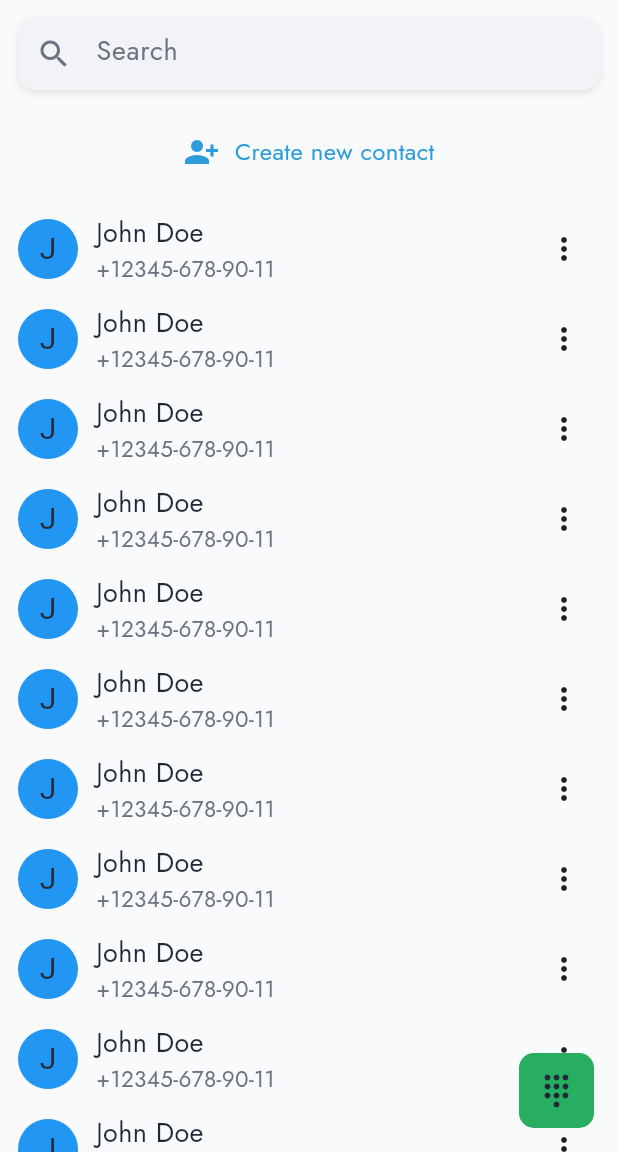
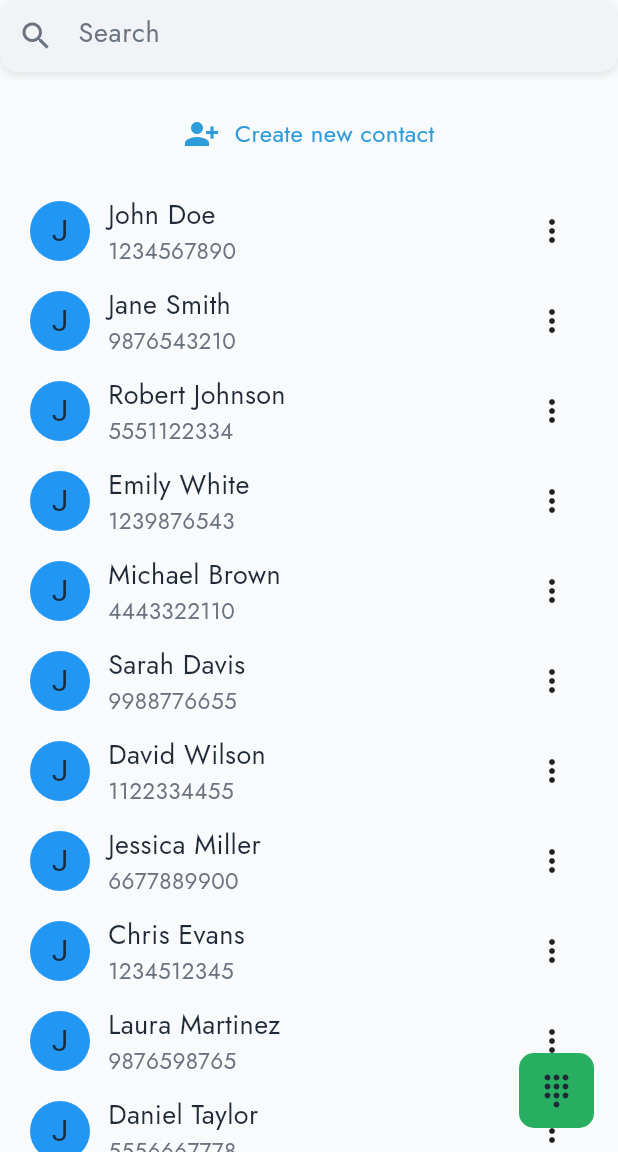
Before and after one commit to fakhri01/contacts-app, a Flutter app: the screen it shows after launch, on a phone screen of 412 x 824 dp, the part 84-1236 px from its top. Run offline on Flutter 3.47's test engine with Material 3 defaults, Android fonts, the phone set to English and light mode, and no system bars; our stand-ins replace flutter_riverpod.

Commit message:
wrapped MyApp class with ProiderScope. created contacs model and provider, ContactsScreen statefull widget changed to ConsumerStatefullWidget,  then added all contacts in contacts screen inside ContactItem widget

```diff
--- a/lib/main.dart
+++ b/lib/main.dart
@@ -3,15 +3,15 @@ import 'package:contacts/screens/contact_details_screen.dart';
 import 'package:contacts/screens/contacts_screen.dart';
 import 'package:contacts/screens/edit_contact_screen.dart';
 import 'package:flutter/material.dart';
+import 'package:flutter_riverpod/flutter_riverpod.dart';
 
 void main() {
-  runApp(const MyApp());
+  runApp(ProviderScope(child: const MyApp()));
 }
 
 class MyApp extends StatelessWidget {
   const MyApp({super.key});
 
-  // This widget is the root of your application.
   @override
   Widget build(BuildContext context) {
     return MaterialApp(
--- /dev/null
+++ b/lib/providers/contacts_provider.dart
@@ -0,0 +1,97 @@
+import 'package:contacts/models/contacts_model.dart';
+import 'package:flutter_riverpod/flutter_riverpod.dart';
+
+final List<ContactsModel> contactsList = [
+  ContactsModel(
+    id: 1,
+    name: 'John Doe',
+    email: 'john.doe@example.com',
+    number: 1234567890,
+  ),
+  ContactsModel(
+    id: 2,
+    name: 'Jane Smith',
+    email: 'jane.smith@example.com',
+    number: 9876543210,
+  ),
+  ContactsModel(
+    id: 3,
+    name: 'Robert Johnson',
+    email: 'robert.j@example.com',
+    number: 5551122334,
+  ),
+  ContactsModel(
+    id: 4,
+    name: 'Emily White',
+    email: 'emily.w@example.com',
+    number: 1239876543,
+  ),
+  ContactsModel(
+    id: 5,
+    name: 'Michael Brown',
+    email: 'michael.b@example.com',
+    number: 4443322110,
+  ),
+  ContactsModel(
+    id: 6,
+    name: 'Sarah Davis',
+    email: 'sarah.d@example.com',
+    number: 9988776655,
+  ),
+  ContactsModel(
+    id: 7,
+    name: 'David Wilson',
+    email: 'david.w@example.com',
+    number: 1122334455,
+  ),
+  ContactsModel(
+    id: 8,
+    name: 'Jessica Miller',
+    email: 'jessica.m@example.com',
+    number: 6677889900,
+  ),
+  ContactsModel(
+    id: 9,
+    name: 'Chris Evans',
+    email: 'chris.e@example.com',
+    number: 1234512345,
+  ),
+  ContactsModel(
+    id: 10,
+    name: 'Laura Martinez',
+    email: 'laura.m@example.com',
+    number: 9876598765,
+  ),
+  ContactsModel(
+    id: 11,
+    name: 'Daniel Taylor',
+    email: 'daniel.t@example.com',
+    number: 5556667778,
+  ),
+  ContactsModel(
+    id: 12,
+    name: 'Olivia Anderson',
+    email: 'olivia.a@example.com',
+    number: 1112223334,
+  ),
+  ContactsModel(
+    id: 13,
+    name: 'James Thomas',
+    email: 'james.t@example.com',
+    number: 4445556667,
+  ),
+  ContactsModel(
+    id: 14,
+    name: 'Sophia Lee',
+    email: 'sophia.l@example.com',
+    number: 9998887776,
+  ),
+  ContactsModel(
+    id: 15,
+    name: 'Andrew Clark',
+    email: 'andrew.c@example.com',
+    number: 7776665554,
+  ),
+];
+
+final contactsProvider = Provider((ref) => contactsList);
--- a/lib/screens/contacts_screen.dart
+++ b/lib/screens/contacts_screen.dart
@@ -1,19 +1,23 @@
+import 'package:contacts/providers/contacts_provider.dart';
 import 'package:contacts/util/constants.dart';
 import 'package:contacts/widgets/contact_item.dart';
 import 'package:contacts/widgets/create_new_contact.dart';
 import 'package:contacts/widgets/search.dart';
 import 'package:flutter/material.dart';
+import 'package:flutter_riverpod/flutter_riverpod.dart';
 
-class ContactsScreen extends StatefulWidget {
+class ContactsScreen extends ConsumerStatefulWidget {
   const ContactsScreen({super.key});
 
   @override
-  State<ContactsScreen> createState() => _ContactsScreenState();
+  ConsumerState<ContactsScreen> createState() => _ContactsScreenState();
 }
 
-class _ContactsScreenState extends State<ContactsScreen> {
+class _ContactsScreenState extends ConsumerState<ContactsScreen> {
   @override
   Widget build(BuildContext context) {
+    final allContacs = ref.watch(contactsProvider);
+
     return Scaffold(
       backgroundColor: backgroundColor,
       appBar: AppBar(
@@ -25,29 +29,27 @@ class _ContactsScreenState extends State<ContactsScreen> {
         ),
         backgroundColor: primaryColor,
       ),
-      body: SingleChildScrollView(
-        padding: const EdgeInsets.all(12.0),
-        child: Column(
+      body: Column(
         spacing: 12,
         children: [
           Search(),
           SizedBox(height: 5),
           CreateNewContact(),
           SizedBox(height: 5),
-            ContactItem(),
-            ContactItem(),
-            ContactItem(),
-            ContactItem(),
-            ContactItem(),
-            ContactItem(),
-            ContactItem(),
-            ContactItem(),
-            ContactItem(),
-            ContactItem(),
-            ContactItem(),
-            ContactItem(),
+          Expanded(
+            child: ListView.separated(
+              padding: EdgeInsets.symmetric(horizontal: 20),
+              itemCount: allContacs.length,
+              itemBuilder: (context, index) => ContactItem(
+                id: allContacs[index].id,
+                fullName: allContacs[index].name,
+                mail: allContacs[index].email,
+                phone: allContacs[index].number,
+              ),
+              separatorBuilder: (context, index) => SizedBox(height: 12),
+            ),
+          ),
         ],
-        ),
       ),
       floatingActionButton: Container(
         width: 50,
--- a/lib/widgets/contact_item.dart
+++ b/lib/widgets/contact_item.dart
@@ -3,7 +3,18 @@ import 'package:contacts/widgets/custom_popup_menu_button.dart';
 import 'package:flutter/material.dart';
 
 class ContactItem extends StatelessWidget {
-  const ContactItem({super.key});
+  final int id;
+  final String? fullName;
+  final String? mail;
+  final int? phone;
+
+  const ContactItem({
+    super.key,
+    required this.id,
+    required this.fullName,
+    required this.mail,
+    required this.phone,
+  });
 
   @override
   Widget build(BuildContext context) {
@@ -32,7 +43,7 @@ class ContactItem extends StatelessWidget {
             crossAxisAlignment: CrossAxisAlignment.start,
             children: [
               Text(
-                "John Doe",
+                fullName!,
                 style: TextStyle(
                   color: textPrimary,
                   fontSize: 18,
@@ -41,7 +52,7 @@ class ContactItem extends StatelessWidget {
                 ),
               ),
               Text(
-                "+12345-678-90-11",
+                phone.toString(),
                 style: TextStyle(
                   color: textSecondary,
                   fontSize: 15,
```
Also changed, not shown: lib/models/contacts_model.dart (added, +13 -0 lines), lib/widgets/phone_number_input.dart (renamed from lib/widgets/PhoneNumberInput.dart). Lines whose indentation alone changed are shown as unchanged.
